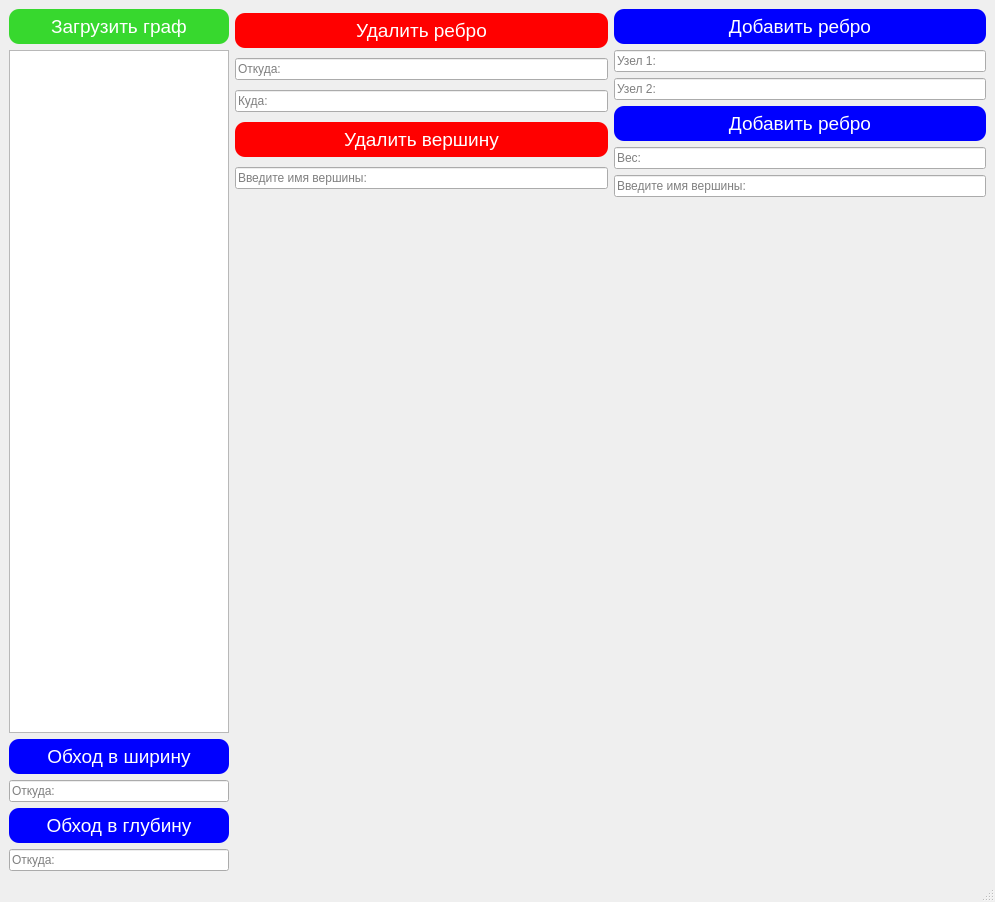
Qt form mainwindow.ui (Mostov2005/Graph-theory-algorithms) before a commit.
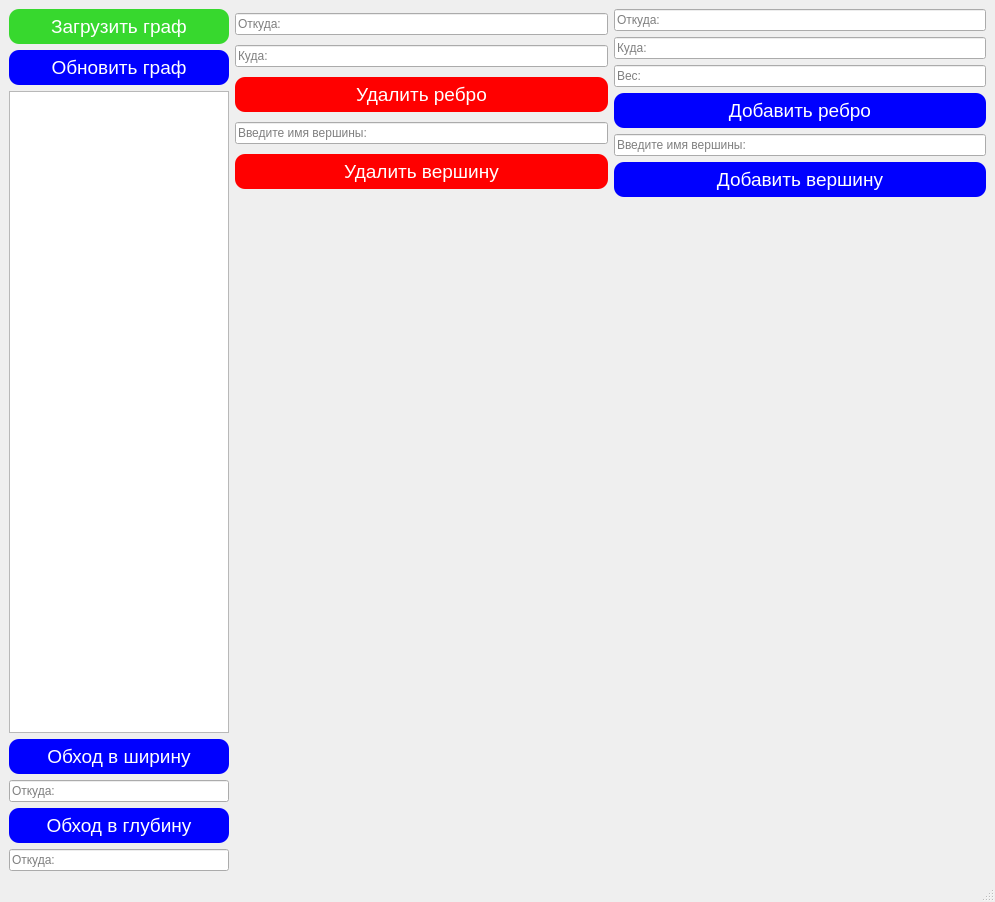
The same form after that commit.

Commit message: Готовая реализация интерфейса графа + потоки

Patch:
```diff
--- a/mainwindow.ui
+++ b/mainwindow.ui
@@ -222,7 +222,213 @@
          </widget>
         </item>
         <item>
-         <widget class="QTableWidget" name="tableWidget"/>
+         <widget class="QPushButton" name="refresh_btn">
+          <property name="minimumSize">
+           <size>
+            <width>220</width>
+            <height>35</height>
+           </size>
+          </property>
+          <property name="palette">
+           <palette>
+            <active>
+             <colorrole role="WindowText">
+              <brush brushstyle="SolidPattern">
+               <color alpha="255">
+                <red>255</red>
+                <green>255</green>
+                <blue>255</blue>
+               </color>
+              </brush>
+             </colorrole>
+             <colorrole role="Button">
+              <brush brushstyle="SolidPattern">
+               <color alpha="255">
+                <red>0</red>
+                <green>0</green>
+                <blue>255</blue>
+               </color>
+              </brush>
+             </colorrole>
+             <colorrole role="Text">
+              <brush brushstyle="SolidPattern">
+               <color alpha="255">
+                <red>255</red>
+                <green>255</green>
+                <blue>255</blue>
+               </color>
+              </brush>
+             </colorrole>
+             <colorrole role="ButtonText">
+              <brush brushstyle="SolidPattern">
+               <color alpha="255">
+                <red>255</red>
+                <green>255</green>
+                <blue>255</blue>
+               </color>
+              </brush>
+             </colorrole>
+             <colorrole role="Base">
+              <brush brushstyle="SolidPattern">
+               <color alpha="255">
+                <red>0</red>
+                <green>0</green>
+                <blue>255</blue>
+               </color>
+              </brush>
+             </colorrole>
+             <colorrole role="Window">
+              <brush brushstyle="SolidPattern">
+               <color alpha="255">
+                <red>0</red>
+                <green>0</green>
+                <blue>255</blue>
+               </color>
+              </brush>
+             </colorrole>
+            </active>
+            <inactive>
+             <colorrole role="WindowText">
+              <brush brushstyle="SolidPattern">
+               <color alpha="255">
+                <red>255</red>
+                <green>255</green>
+                <blue>255</blue>
+               </color>
+              </brush>
+             </colorrole>
+             <colorrole role="Button">
+              <brush brushstyle="SolidPattern">
+               <color alpha="255">
+                <red>0</red>
+                <green>0</green>
+                <blue>255</blue>
+               </color>
+              </brush>
+             </colorrole>
+             <colorrole role="Text">
+              <brush brushstyle="SolidPattern">
+               <color alpha="255">
+                <red>255</red>
+                <green>255</green>
+                <blue>255</blue>
+               </color>
+              </brush>
+             </colorrole>
+             <colorrole role="ButtonText">
+              <brush brushstyle="SolidPattern">
+               <color alpha="255">
+                <red>255</red>
+                <green>255</green>
+                <blue>255</blue>
+               </color>
+              </brush>
+             </colorrole>
+             <colorrole role="Base">
+              <brush brushstyle="SolidPattern">
+               <color alpha="255">
+                <red>0</red>
+                <green>0</green>
+                <blue>255</blue>
+               </color>
+              </brush>
+             </colorrole>
+             <colorrole role="Window">
+              <brush brushstyle="SolidPattern">
+               <color alpha="255">
+                <red>0</red>
+                <green>0</green>
+                <blue>255</blue>
+               </color>
+              </brush>
+             </colorrole>
+            </inactive>
+            <disabled>
+             <colorrole role="WindowText">
+              <brush brushstyle="SolidPattern">
+               <color alpha="255">
+                <red>255</red>
+                <green>255</green>
+                <blue>255</blue>
+               </color>
+              </brush>
+             </colorrole>
+             <colorrole role="Button">
+              <brush brushstyle="SolidPattern">
+               <color alpha="255">
+                <red>0</red>
+                <green>0</green>
+                <blue>255</blue>
+               </color>
+              </brush>
+             </colorrole>
+             <colorrole role="Text">
+              <brush brushstyle="SolidPattern">
+               <color alpha="255">
+                <red>255</red>
+                <green>255</green>
+                <blue>255</blue>
+               </color>
+              </brush>
+             </colorrole>
+             <colorrole role="ButtonText">
+              <brush brushstyle="SolidPattern">
+               <color alpha="255">
+                <red>255</red>
+                <green>255</green>
+                <blue>255</blue>
+               </color>
+              </brush>
+             </colorrole>
+             <colorrole role="Base">
+              <brush brushstyle="SolidPattern">
+               <color alpha="255">
+                <red>0</red>
+                <green>0</green>
+                <blue>255</blue>
+               </color>
+              </brush>
+             </colorrole>
+             <colorrole role="Window">
+              <brush brushstyle="SolidPattern">
+               <color alpha="255">
+                <red>0</red>
+                <green>0</green>
+                <blue>255</blue>
+               </color>
+              </brush>
+             </colorrole>
+            </disabled>
+           </palette>
+          </property>
+          <property name="font">
+           <font>
+            <pointsize>14</pointsize>
+           </font>
+          </property>
+          <property name="styleSheet">
+           <string notr="true">#refresh_btn {
+   background-color:rgb(0, 0, 255); /* Цвет фона кнопки */
+    border-radius: 10px; /* Устанавливаем радиус закругления углов */
+    color: white; /* Цвет текста кнопки */
+}
+#refresh_btn:hover {
+                background-color: rgb(0, 0, 158)
+}
+
+</string>
+          </property>
+          <property name="text">
+           <string>Обновить граф</string>
+          </property>
+         </widget>
+        </item>
+        <item>
+         <widget class="QTableWidget" name="tableWidget">
+          <property name="editTriggers">
+           <set>QAbstractItemView::NoEditTriggers</set>
+          </property>
+         </widget>
         </item>
         <item>
          <widget class="QPushButton" name="bfs_btn">
@@ -650,6 +856,23 @@
          <layout class="QHBoxLayout" name="horizontalLayout_2">
           <item>
            <layout class="QVBoxLayout" name="verticalLayout_4">
+            <item>
+             <widget class="QLineEdit" name="lineEdit_delete_edge_from">
+              <property name="text">
+               <string/>
+              </property>
+              <property name="placeholderText">
+               <string>Откуда: </string>
+              </property>
+             </widget>
+            </item>
+            <item>
+             <widget class="QLineEdit" name="lineEdit_delete_edge_to">
+              <property name="placeholderText">
+               <string>Куда: </string>
+              </property>
+             </widget>
+            </item>
             <item>
              <widget class="QPushButton" name="delete_edge_btn">
               <property name="minimumSize">
@@ -853,19 +1076,9 @@
              </widget>
             </item>
             <item>
-             <widget class="QLineEdit" name="lineEdit">
-              <property name="text">
-               <string/>
-              </property>
+             <widget class="QLineEdit" name="lineEdit_delete_node">
               <property name="placeholderText">
-               <string>Откуда: </string>
-              </property>
-             </widget>
-            </item>
-            <item>
-             <widget class="QLineEdit" name="lineEdit_4">
-              <property name="placeholderText">
-               <string>Куда: </string>
+               <string>Введите имя вершины:</string>
               </property>
              </widget>
             </item>
@@ -1071,17 +1284,34 @@
               </property>
              </widget>
             </item>
-            <item>
-             <widget class="QLineEdit" name="lineEdit_9">
-              <property name="placeholderText">
-               <string>Введите имя вершины:</string>
-              </property>
-             </widget>
-            </item>
            </layout>
           </item>
           <item>
            <layout class="QVBoxLayout" name="verticalLayout_9">
+            <item>
+             <widget class="QLineEdit" name="lineEdit_add_edge_from">
+              <property name="placeholderText">
+               <string>Откуда: </string>
+              </property>
+             </widget>
+            </item>
+            <item>
+             <widget class="QLineEdit" name="lineEdit_add_edge_to">
+              <property name="placeholderText">
+               <string>Куда: </string>
+              </property>
+             </widget>
+            </item>
+            <item>
+             <widget class="QLineEdit" name="lineEdit_add_edge_weight">
+              <property name="text">
+               <string/>
+              </property>
+              <property name="placeholderText">
+               <string>Вес: </string>
+              </property>
+             </widget>
+            </item>
             <item>
              <widget class="QPushButton" name="add_edge_btn">
               <property name="minimumSize">
@@ -1285,16 +1515,12 @@
              </widget>
             </item>
             <item>
-             <widget class="QLineEdit" name="lineEdit_7">
-              <property name="placeholderText">
-               <string>Узел 1:</string>
+             <widget class="QLineEdit" name="lineEdit_add_node">
+              <property name="text">
+               <string/>
               </property>
-             </widget>
-            </item>
-            <item>
-             <widget class="QLineEdit" name="lineEdit_8">
               <property name="placeholderText">
-               <string>Узел 2:</string>
+               <string>Введите имя вершины: </string>
               </property>
              </widget>
             </item>
@@ -1496,24 +1722,7 @@
 </string>
               </property>
               <property name="text">
-               <string>Добавить ребро</string>
-              </property>
-             </widget>
-            </item>
-            <item>
-             <widget class="QLineEdit" name="lineEdit_3">
-              <property name="placeholderText">
-               <string>Вес: </string>
-              </property>
-             </widget>
-            </item>
-            <item>
-             <widget class="QLineEdit" name="lineEdit_add_node">
-              <property name="text">
-               <string/>
-              </property>
-              <property name="placeholderText">
-               <string>Введите имя вершины: </string>
+               <string>Добавить вершину</string>
               </property>
              </widget>
             </item>
```
Left out of the diff: 2 changed lines with no effect on the pictures. The commit also changes 4 other files.
